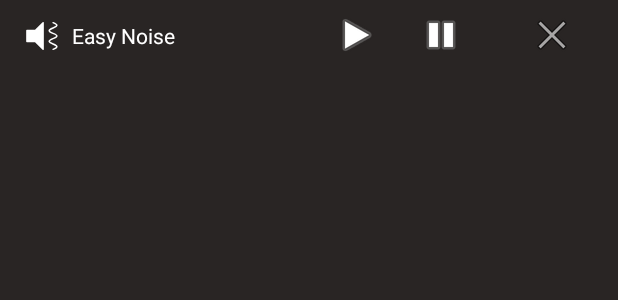
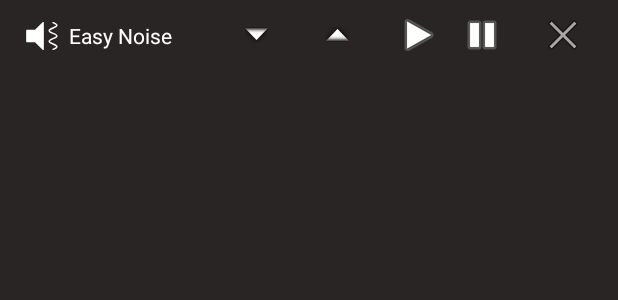
Before and after one commit to cliambrown/EasyNoise, an Android app: the layout notification_layout.xml on its own in the app's theme, with its tools: preview values and no code run, on a phone screen of 412 x 824 dp. Shown: the top 300 px of the screen. Run offline under Robolectric (Android 15) with nearby library versions, the phone set to English and light mode, and no system bars.

Commit message:
Add volume buttons to notification

```diff
--- a/app/src/main/AndroidManifest.xml
+++ b/app/src/main/AndroidManifest.xml
@@ -49,6 +49,8 @@
                 <action android:name="com.cliambrown.easynoise.action.PAUSE" />
                 <action android:name="com.cliambrown.easynoise.action.TOGGLE_PLAY" />
                 <action android:name="com.cliambrown.easynoise.action.DISMISS" />
+                <action android:name="com.cliambrown.easynoise.action.VOLUME_UP" />
+                <action android:name="com.cliambrown.easynoise.action.VOLUME_DOWN" />
                 <action android:name="com.cliambrown.easynoise.action.OUTSIDE_PLAY" />
                 <action android:name="com.cliambrown.easynoise.action.OUTSIDE_PAUSE" />
             </intent-filter>
@@ -63,6 +65,8 @@
                 <action android:name="com.cliambrown.easynoise.action.PAUSE" />
                 <action android:name="com.cliambrown.easynoise.action.TOGGLE_PLAY" />
                 <action android:name="com.cliambrown.easynoise.action.DISMISS" />
+                <action android:name="com.cliambrown.easynoise.action.VOLUME_UP" />
+                <action android:name="com.cliambrown.easynoise.action.VOLUME_DOWN" />
             </intent-filter>
         </receiver>
 
--- a/app/src/main/java/com/cliambrown/easynoise/NotificationReceiver.kt
+++ b/app/src/main/java/com/cliambrown/easynoise/NotificationReceiver.kt
@@ -11,7 +11,7 @@ class NotificationReceiver : BroadcastReceiver() {
 
     override fun onReceive(context: Context, intent: Intent) {
         val action = intent.action
-        val actions = arrayOf(PLAY, PAUSE, TOGGLE_PLAY, DISMISS)
+        val actions = arrayOf(PLAY, PAUSE, TOGGLE_PLAY, DISMISS, VOLUME_UP, VOLUME_DOWN)
         if (!actions.contains(action)) {
             return
         }
--- a/app/src/main/java/com/cliambrown/easynoise/helpers/Constants.kt
+++ b/app/src/main/java/com/cliambrown/easynoise/helpers/Constants.kt
@@ -8,6 +8,11 @@ const val TOGGLE_PLAY = PATH + "TOGGLE_PLAY"
 const val DISMISS = PATH + "DISMISS"
 const val OUTSIDE_PLAY = PATH + "OUTSIDE_PLAY"
 const val OUTSIDE_PAUSE = PATH + "OUTSIDE_PAUSE"
+
+const val VOLUME_UP = PATH + "VOLUME_UP"
+const val VOLUME_DOWN = PATH + "VOLUME_DOWN"
+const val VOLUME_CHANGED = PATH + "VOLUME_CHANGED"
+
 const val SET_PLAYING = PATH + "SET_PLAYING"
 const val SET_PAUSED = PATH + "SET_PAUSED"
 
--- a/app/src/main/res/layout/notification_layout.xml
+++ b/app/src/main/res/layout/notification_layout.xml
@@ -3,7 +3,8 @@
     android:layout_width="match_parent"
     android:layout_height="match_parent"
     android:background="@color/background"
-    android:gravity="fill_horizontal">
+    android:gravity="fill_horizontal"
+    android:baselineAligned="false">
 
     <LinearLayout
         android:layout_width="wrap_content"
@@ -17,11 +18,12 @@
             android:layout_gravity="fill_horizontal"
             android:gravity="center_vertical"
             android:drawableLeft="@drawable/notification_icon"
-            android:drawablePadding="8dp"
+            android:drawablePadding="6dp"
             android:paddingStart="16dp"
             android:paddingTop="12dp"
-            android:paddingEnd="16dp"
-            android:text="Easy Noise"
+            android:paddingEnd="12dp"
+            android:text="@string/app_name"
+            android:contentDescription="App Name"
             android:textColor="#FFFFFF" />
 
     </LinearLayout>
@@ -34,32 +36,52 @@
         android:paddingEnd="16dp">
 
         <ImageButton
+            android:id="@+id/downButton"
+            android:layout_width="42dp"
+            android:layout_height="46dp"
+            android:layout_marginEnd="12dp"
+            android:backgroundTint="@color/transparent"
+            android:src="@android:drawable/arrow_down_float"
+            android:contentDescription="@string/lower_volume"
+            android:textColor="#FFFFFF" />
+
+        <ImageButton
+            android:id="@+id/upButton"
+            android:layout_width="42dp"
+            android:layout_height="46dp"
+            android:layout_marginEnd="12dp"
+            android:backgroundTint="@color/transparent"
+            android:src="@android:drawable/arrow_up_float"
+            android:contentDescription="@string/increase_volume"
+            android:textColor="#FFFFFF" />
+
+        <ImageButton
             android:id="@+id/playButton"
-            android:layout_width="wrap_content"
+            android:layout_width="42dp"
             android:layout_height="46dp"
             android:backgroundTint="@color/transparent"
             android:src="@android:drawable/ic_media_play"
+            android:contentDescription="@string/play"
             android:textColor="#FFFFFF" />
 
         <ImageButton
             android:id="@+id/pauseButton"
-            android:layout_width="wrap_content"
+            android:layout_width="42dp"
             android:layout_height="46dp"
             android:backgroundTint="@color/transparent"
             android:src="@android:drawable/ic_media_pause"
+            android:contentDescription="@string/pause"
             android:textColor="#FFFFFF" />
 
         <ImageButton
             android:id="@+id/dismissButton"
-            android:layout_width="wrap_content"
+            android:layout_width="42dp"
             android:layout_height="46dp"
-            android:layout_marginStart="18dp"
+            android:layout_marginStart="12dp"
             android:backgroundTint="@color/transparent"
             android:src="@android:drawable/ic_menu_close_clear_cancel"
-            android:text="@string/dismiss"
+            android:contentDescription="@string/dismiss"
             android:textColor="#FFFFFF" />
     </LinearLayout>
 
-
-
 </LinearLayout>
--- a/app/src/main/res/values/strings.xml
+++ b/app/src/main/res/values/strings.xml
@@ -6,4 +6,6 @@
     <string name="pause">Pause</string>
     <string name="dismiss">Dismiss</string>
     <string name="app_widget_description">Easy Noise widget</string>
+    <string name="lower_volume">Lower the volume</string>
+    <string name="increase_volume">Increase the volume</string>
 </resources>
--- a/app/src/main/res/xml/easy_noise_widget_info.xml
+++ b/app/src/main/res/xml/easy_noise_widget_info.xml
@@ -5,7 +5,7 @@
     android:initialLayout="@layout/easy_noise_widget"
     android:minWidth="40dp"
     android:minHeight="40dp"
-    android:previewImage="@drawable/example_appwidget_preview"
+    android:previewImage="@drawable/widget_preview"
     android:previewLayout="@layout/easy_noise_widget"
     android:resizeMode="horizontal|vertical"
     android:targetCellWidth="1"
--- a/build.gradle
+++ b/build.gradle
@@ -5,7 +5,7 @@ buildscript {
         mavenCentral()
     }
     dependencies {
-        classpath "com.android.tools.build:gradle:7.0.0"
+        classpath 'com.android.tools.build:gradle:7.0.1'
         classpath "org.jetbrains.kotlin:kotlin-gradle-plugin:1.5.21"
 
         // NOTE: Do not place your application dependencies here; they belong
```
Also changed, not shown: app/src/main/java/com/cliambrown/easynoise/MainActivity.kt (+9 -0 lines), app/src/main/java/com/cliambrown/easynoise/NotificationUtils.kt (+16 -0 lines), app/src/main/java/com/cliambrown/easynoise/PlayerService.kt (+29 -18 lines), app/src/main/res/drawable/wave.xml (added, +17 -0 lines), app/src/main/res/layout/easy_noise_widget.xml (+19 -2 lines), app/src/main/res/drawable-nodpi/example_appwidget_preview.png (deleted), app/src/main/res/drawable-nodpi/widget_preview.png (added).
